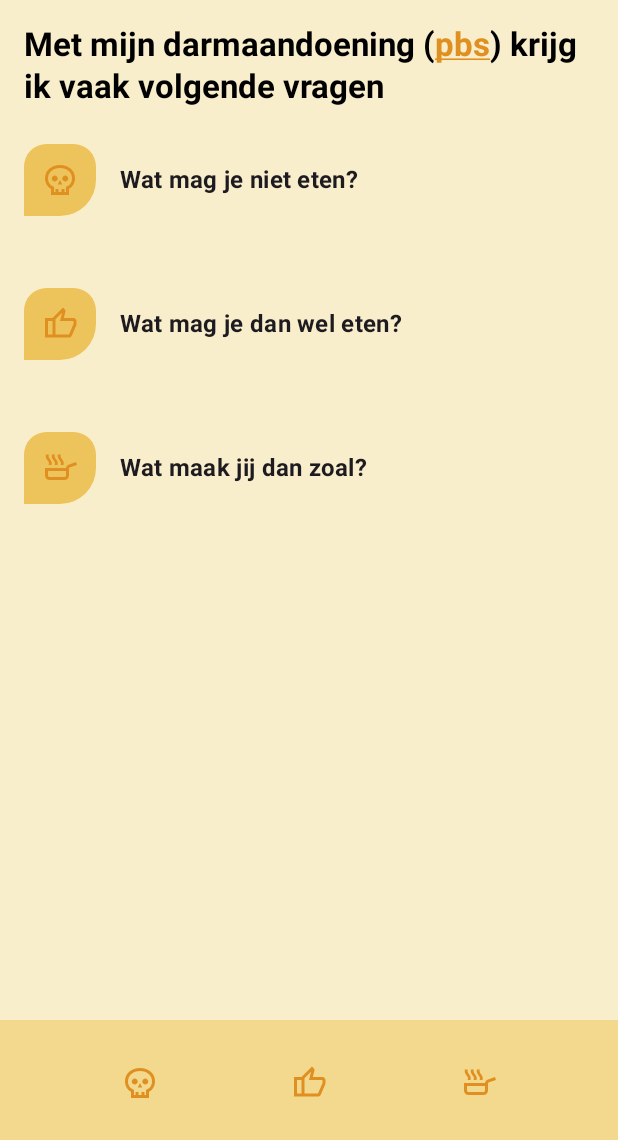
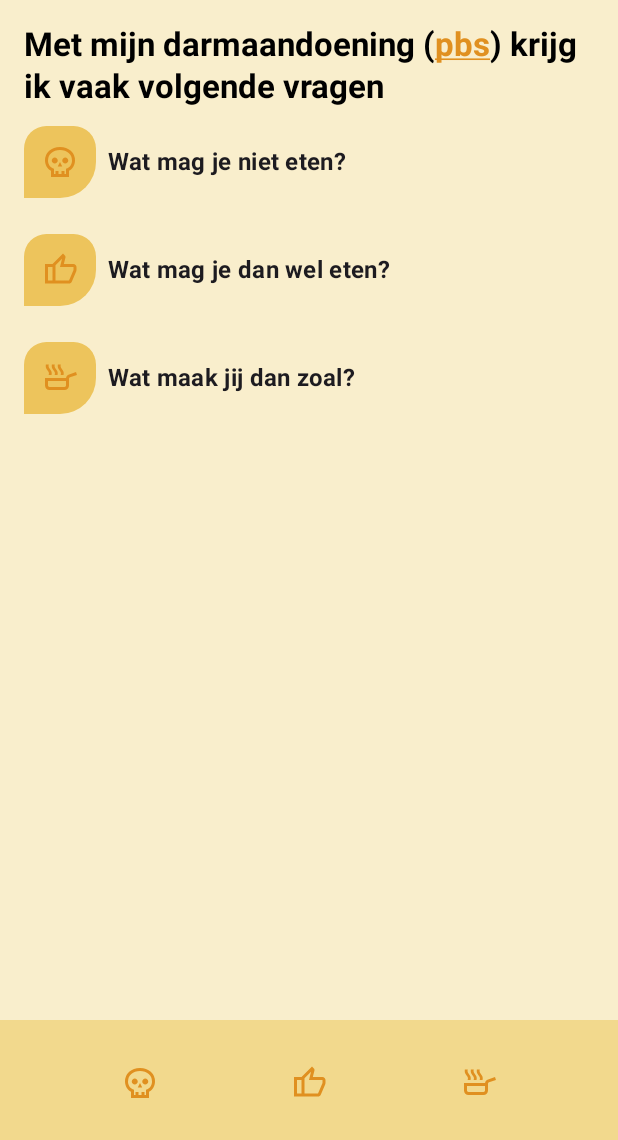
Before and after one commit to JochenVanSeveren/JochensNextDinner, an Android app built with Jetpack Compose: the screen it shows after launch (MainActivity), on a phone screen of 412 x 824 dp, the part 96-1236 px from its top. Run offline under Robolectric (Android 15) with nearby library versions, the phone set to English and light mode, and no system bars; our stand-ins replace window size class; libraries missing offline, so code that uses them is left out: com.jakewharton.retrofit2.

Commit message:
Add small screen landscape layout

```diff
--- a/app/src/main/java/be/hogent/jochensnextdinner/ui/StartScreen.kt
+++ b/app/src/main/java/be/hogent/jochensnextdinner/ui/StartScreen.kt
@@ -1,6 +1,8 @@
 package be.hogent.jochensnextdinner.ui
 
+import android.content.Context
 import android.content.Intent
+import android.content.res.Configuration
 import android.net.Uri
 import androidx.compose.foundation.background
 import androidx.compose.foundation.layout.Column
@@ -15,10 +17,6 @@ import androidx.compose.material3.IconButton
 import androidx.compose.material3.MaterialTheme
 import androidx.compose.material3.Text
 import androidx.compose.runtime.Composable
-import androidx.compose.runtime.getValue
-import androidx.compose.runtime.mutableStateOf
-import androidx.compose.runtime.saveable.rememberSaveable
-import androidx.compose.runtime.setValue
 import androidx.compose.ui.Alignment
 import androidx.compose.ui.Modifier
 import androidx.compose.ui.draw.clip
@@ -31,24 +29,18 @@ import androidx.compose.ui.text.style.TextDecoration
 import androidx.compose.ui.text.withStyle
 import androidx.compose.ui.tooling.preview.Preview
 import androidx.compose.ui.unit.dp
-import be.hogent.jochensnextdinner.R
 import be.hogent.jochensnextdinner.ui.theme.JochensNextDinnerTheme
+import be.hogent.jochensnextdinner.utils.IconResource
+import be.hogent.jochensnextdinner.utils.JochensNextDinnerScreen
 
-/**
- * Composable function for the StartScreen.
- * It displays clickable text and three IconTextRow items.
- *
- * @param onCantEatClick The function to be invoked when the CantEat IconTextRow is clicked.
- * @param onLikeClick The function to be invoked when the Like IconTextRow is clicked.
- * @param onRecipeClick The function to be invoked when the Recipe IconTextRow is clicked.
- */
 @Composable
 fun StartScreen(
-    onCantEatClick: () -> Unit,
-    onLikeClick: () -> Unit,
-    onRecipeClick: () -> Unit,
+    screens: List<JochensNextDinnerScreen> = JochensNextDinnerScreen.values().toList()
+        .filter { it.inBottomBar },
+    onScreenClick: (JochensNextDinnerScreen) -> Unit,
 ) {
     val context = LocalContext.current
+    val orientation = context.resources.configuration.orientation
 
     Column {
         val annotatedText = buildAnnotatedString {
@@ -70,7 +62,6 @@ fun StartScreen(
             )
         }
 
-        // ClickableText with an annotated string. When the annotated part is clicked, it opens the URL in a browser.
         ClickableText(
             text = annotatedText,
             onClick = { offset ->
@@ -87,41 +78,46 @@ fun StartScreen(
             style = MaterialTheme.typography.titleLarge.copy(fontWeight = FontWeight.Bold)
         )
 
-        // IconTextRow for the CantEat item. When clicked, it invokes the onCantEatClick function.
+        if (orientation == Configuration.ORIENTATION_PORTRAIT) {
+            screens.forEach { screen ->
+                createIconTextRow(screen, context, onScreenClick, orientation)
+            }
+        } else {
+            Row {
+                screens.forEach { screen ->
+                    createIconTextRow(screen, context, onScreenClick, orientation)
+                }
+            }
+        }
+    }
+}
+
+@Composable
+fun createIconTextRow(
+    screen: JochensNextDinnerScreen,
+    context: Context,
+    onScreenClick: (JochensNextDinnerScreen) -> Unit,
+    orientation: Int
+) {
+    val text = if (orientation == Configuration.ORIENTATION_PORTRAIT) {
+        context.getString(screen.description)
+    } else {
+        context.getString(screen.label)
+    }
+
+    when (val icon = screen.icon) {
+        is IconResource.Drawable -> icon.resId
+        else -> null
+    }?.let {
         IconTextRow(
-            onClick = onCantEatClick,
-            iconId = R.drawable.skull,
-            contentDescription = "CantEat",
-            text = "Wat mag je niet eten?"
-        )
-
-        // IconTextRow for the Like item. When clicked, it invokes the onLikeClick function.
-        IconTextRow(
-            onClick = onLikeClick,
-            iconId = R.drawable.thumb_up,
-            contentDescription = "Like",
-            text = "Wat mag je dan wel eten?"
-        )
-
-        // IconTextRow for the Recipe item. When clicked, it invokes the onRecipeClick function.
-        IconTextRow(
-            onClick = onRecipeClick,
-            iconId = R.drawable.skillet,
-            contentDescription = "Recipe",
-            text = "Wat maak jij dan zoal?"
+            onClick = { onScreenClick(screen) },
+            iconId = it,
+            contentDescription = context.getString(screen.label),
+            text = text
         )
     }
 }
 
-/**
- * Composable function for displaying a row with an icon and text.
- * The row is clickable and invokes the provided onClick function when clicked.
- *
- * @param onClick The function to be invoked when the row is clicked.
- * @param iconId The resource ID of the icon to display.
- * @param contentDescription The content description for the icon.
- * @param text The text to display.
- */
 @Composable
 fun IconTextRow(
     onClick: () -> Unit,
@@ -131,7 +127,7 @@ fun IconTextRow(
 ) {
     Row(
         verticalAlignment = Alignment.CenterVertically,
-        modifier = Modifier.padding(vertical = 24.dp),
+        modifier = Modifier.padding(vertical = 12.dp), // Reduced padding
     ) {
 
         IconButton(
@@ -147,7 +143,7 @@ fun IconTextRow(
                 )
             }
         )
-        Spacer(modifier = Modifier.width(16.dp))
+        Spacer(modifier = Modifier.width(8.dp)) // Reduced width
         Text(
             text = text,
             style = MaterialTheme.typography.titleMedium,
@@ -157,15 +153,18 @@ fun IconTextRow(
     }
 }
 
-
 @Preview(showBackground = true)
 @Composable
 fun StartScreenPreview() {
     JochensNextDinnerTheme {
-        StartScreen(
-            onCantEatClick = {},
-            onLikeClick = {},
-            onRecipeClick = {}
-        )
+        StartScreen(onScreenClick = { })
     }
 }
+
+@Preview(showBackground = true, widthDp = 640, heightDp = 360)
+@Composable
+fun StartScreenPreviewHorizontal() {
+    JochensNextDinnerTheme {
+        StartScreen(onScreenClick = { })
+    }
+}
--- a/app/src/main/java/be/hogent/jochensnextdinner/ui/navigation/NavComponent.kt
+++ b/app/src/main/java/be/hogent/jochensnextdinner/ui/navigation/NavComponent.kt
@@ -40,23 +40,11 @@ fun NavComponent(
         modifier = modifier,
     ) {
         composable(route = JochensNextDinnerScreen.Start.name) {
-            StartScreen(
-                onCantEatClick = {
-                    navController.navigate(JochensNextDinnerScreen.CantEatScreen.name) {
-                        launchSingleTop = true
-                    }
-                },
-                onLikeClick = {
-                    navController.navigate(JochensNextDinnerScreen.LikeScreen.name) {
-                        launchSingleTop = true
-                    }
-                },
-                onRecipeClick = {
-                    navController.navigate(JochensNextDinnerScreen.RecipeScreen.name) {
-                        launchSingleTop = true
-                    }
+            StartScreen(onScreenClick = { screen ->
+                navController.navigate(screen.name) {
+                    launchSingleTop = true
                 }
-            )
+            })
         }
         composable(route = JochensNextDinnerScreen.CantEatScreen.name) {
             CantEatScreen()
--- a/app/src/main/java/be/hogent/jochensnextdinner/utils/NavigationUtils.kt
+++ b/app/src/main/java/be/hogent/jochensnextdinner/utils/NavigationUtils.kt
@@ -35,12 +35,31 @@ sealed class IconResource {
 enum class JochensNextDinnerScreen(
     val icon: IconResource,
     val label: Int,
-    val inBottomBar: Boolean
+    val inBottomBar: Boolean,
+    val description: Int
 ) {
-    Start(IconResource.Vector(Icons.Filled.Home), R.string.home_nav_name, false),
-    CantEatScreen(IconResource.Drawable(R.drawable.skull), R.string.cant_eat_screen, true),
-    LikeScreen(IconResource.Drawable(R.drawable.thumb_up), R.string.like_screen, true),
-    RecipeScreen(IconResource.Drawable(R.drawable.skillet), R.string.recipe_screen, true),
+    Start(
+        IconResource.Vector(Icons.Filled.Home), R.string.home_nav_name, false,
+        R.string.start
+    ),
+    CantEatScreen(
+        IconResource.Drawable(R.drawable.skull),
+        R.string.cant_eat_screen,
+        true,
+        R.string.wat_mag_je_niet_eten
+    ),
+    LikeScreen(
+        IconResource.Drawable(R.drawable.thumb_up),
+        R.string.like_screen,
+        true,
+        R.string.wat_mag_je_dan_wel_eten
+    ),
+    RecipeScreen(
+        IconResource.Drawable(R.drawable.skillet),
+        R.string.recipe_screen,
+        true,
+        R.string.wat_maak_jij_dan_zoal
+    ),
 }
 
 /**
--- a/app/src/main/res/values/strings.xml
+++ b/app/src/main/res/values/strings.xml
@@ -18,4 +18,8 @@
     <string name="add_button">Add button</string>
     <string name="try_again">Try Again</string>
     <string name="home_nav_name">Home</string>
+    <string name="wat_mag_je_niet_eten">Wat mag je niet eten?</string>
+    <string name="wat_mag_je_dan_wel_eten">Wat mag je dan wel eten?</string>
+    <string name="wat_maak_jij_dan_zoal">Wat maak jij dan zoal?</string>
+    <string name="start">Start</string>
 </resources>
```
